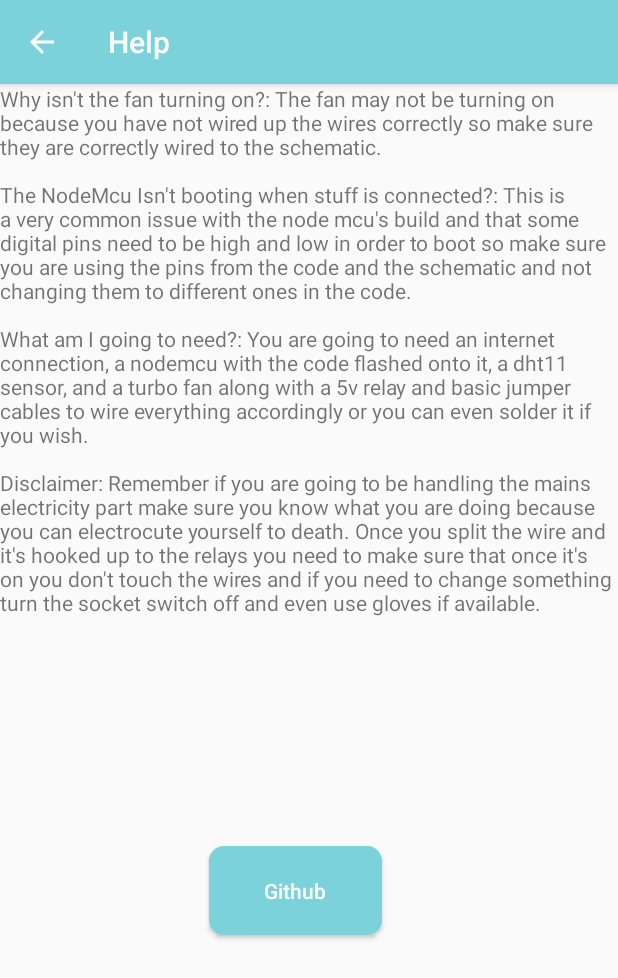
After one commit to Sufyaan-T/Fan, an Android app: the SecondActivity screen opened directly, with no data from a screen before it, on a phone screen of 412 x 824 dp. The commit adds this screen. Shown: the top 978 px of the screen. Run offline under Robolectric (Android 15) with nearby library versions, the phone set to English and light mode, and no system bars.

Commit message:
Basically added another activity because barton said and it basically just has a basic q and a. It also has a github button because im retarded and have to be special.

```diff
--- a/app/src/main/AndroidManifest.xml
+++ b/app/src/main/AndroidManifest.xml
@@ -2,7 +2,7 @@
 <manifest xmlns:android="http://schemas.android.com/apk/res/android"
     package="com.example.ledapp">
 
-    <uses-permission android:name="android.permission.INTERNET"/>
+    <uses-permission android:name="android.permission.INTERNET" />
 
     <application
         android:allowBackup="true"
@@ -11,9 +11,11 @@
         android:roundIcon="@mipmap/ic_launcher_round"
         android:supportsRtl="true"
         android:theme="@style/AppTheme">
+        <activity android:name=".SecondActivity" android:parentActivityName=".MainActivity"></activity>
         <activity android:name=".MainActivity">
             <intent-filter>
                 <action android:name="android.intent.action.MAIN" />
+
 
                 <category android:name="android.intent.category.LAUNCHER" />
             </intent-filter>
--- a/app/src/main/java/com/example/ledapp/MainActivity.kt
+++ b/app/src/main/java/com/example/ledapp/MainActivity.kt
@@ -1,5 +1,6 @@
 package com.example.ledapp
 
+import android.content.Intent
 import android.media.Image
 import androidx.appcompat.app.AppCompatActivity
 import android.os.Bundle
@@ -27,10 +28,15 @@ class MainActivity : AppCompatActivity() {
         val buttonOn: Button = findViewById(R.id.LED_ON)
         val buttonOff: Button = findViewById(R.id.LED_OFF)
         val buttonRefresh: Button = findViewById(R.id.Refresh)
+        val buttonHelp: Button = findViewById(R.id.Help)
         val temperature: String = "Temperature:       "
         textView.text = temperature
         tempImage = findViewById(R.id.temp_Image)
 
+        buttonHelp.setOnClickListener{
+            val intent = Intent(this, SecondActivity::class.java)
+            startActivity(intent)
+        }
 
         buttonOn.setOnClickListener {
             funButtonOn()
--- /dev/null
+++ b/app/src/main/java/com/example/ledapp/SecondActivity.kt
@@ -0,0 +1,33 @@
+package com.example.ledapp
+
+import android.content.Intent
+import android.net.Uri
+import androidx.appcompat.app.AppCompatActivity
+import android.os.Bundle
+import android.view.View
+import android.widget.Button
+import kotlinx.android.synthetic.main.activity_second.*
+
+class SecondActivity : AppCompatActivity() {
+    override fun onCreate(savedInstanceState: Bundle?) {
+        super.onCreate(savedInstanceState)
+        setContentView(R.layout.activity_second)
+        val github: Button = findViewById(R.id.button)
+        button.setOnClickListener{
+            gitButton()
+        }
+
+        val actionBar = supportActionBar
+
+        actionBar!!.title = "Help" // Changes title of second activity to help
+
+        actionBar.setDisplayHomeAsUpEnabled(true) // Creates back button
+    }
+
+    fun gitButton(){
+        val url = "https://github.com/Sufyaaaaaaaan"
+        val intent = Intent(Intent.ACTION_VIEW)
+        intent.data = Uri.parse(url)
+        startActivity(intent)
+    }
+}
--- /dev/null
+++ b/app/src/main/res/layout/activity_second.xml
@@ -0,0 +1,38 @@
+<?xml version="1.0" encoding="utf-8"?>
+<androidx.constraintlayout.widget.ConstraintLayout xmlns:android="http://schemas.android.com/apk/res/android"
+    xmlns:app="http://schemas.android.com/apk/res-auto"
+    xmlns:tools="http://schemas.android.com/tools"
+    android:layout_width="match_parent"
+    android:layout_height="match_parent"
+    tools:context=".SecondActivity">
+
+
+    <TextView
+        android:id="@+id/textView2"
+        android:layout_width="fill_parent"
+        android:layout_height="wrap_content"
+        android:fitsSystemWindows="true"
+        android:text="@string/HelpText"
+        app:layout_constraintBottom_toBottomOf="parent"
+        app:layout_constraintEnd_toEndOf="parent"
+        app:layout_constraintStart_toStartOf="parent"
+        app:layout_constraintTop_toTopOf="parent"
+        app:layout_constraintVertical_bias="0.0"
+        tools:ignore="HardcodedText" />
+
+    <Button
+        android:id="@+id/button"
+        android:layout_width="115dp"
+        android:layout_height="59dp"
+        android:background="@drawable/custombutton"
+        android:text="Github"
+        android:textAllCaps="false"
+        android:textColor="#FFFFFF"
+        app:layout_constraintBottom_toBottomOf="parent"
+        app:layout_constraintEnd_toEndOf="parent"
+        app:layout_constraintHorizontal_bias="0.469"
+        app:layout_constraintStart_toStartOf="parent"
+        app:layout_constraintTop_toTopOf="parent"
+        app:layout_constraintVertical_bias="0.717" />
+
+</androidx.constraintlayout.widget.ConstraintLayout>
--- a/app/src/main/res/values/strings.xml
+++ b/app/src/main/res/values/strings.xml
@@ -6,4 +6,10 @@
     <string name="Status"></string>
     <string name="Refresh">Refresh</string>
     <string name="tempimage">tempimage</string>
+    <string name="Help">Help</string>
+    <string name="HelpText"> "Why isn't the fan turning on?: The fan may not be turning on because you have not wired up the wires correctly so make sure they are correctly wired to the schematic. \n
+The NodeMcu Isn't booting when stuff is connected?: This is a very common issue with the node mcu's build and that some digital pins need to be high and low in order to boot so make sure you are using the pins from the code and the schematic and not changing them to different ones in the code.
+\nWhat am I going to need?: You are going to need an internet connection, a nodemcu with the code flashed onto it, a dht11 sensor, and a turbo fan along with a 5v relay and basic jumper cables to wire everything accordingly or you can even solder it if you wish.
+\nDisclaimer: Remember if you are going to be handling the mains electricity part make sure you know what you are doing because you can electrocute yourself to death. Once you split the wire and it's hooked up to the relays you need to make sure that once it's on you don't touch the wires and if you need to change something turn the socket switch off and even use gloves if available.</string>
+    <string name="help">Help</string>
 </resources>
```
Also changed, not shown: app/src/main/res/layout/activity_main.xml (+15 -0 lines).
